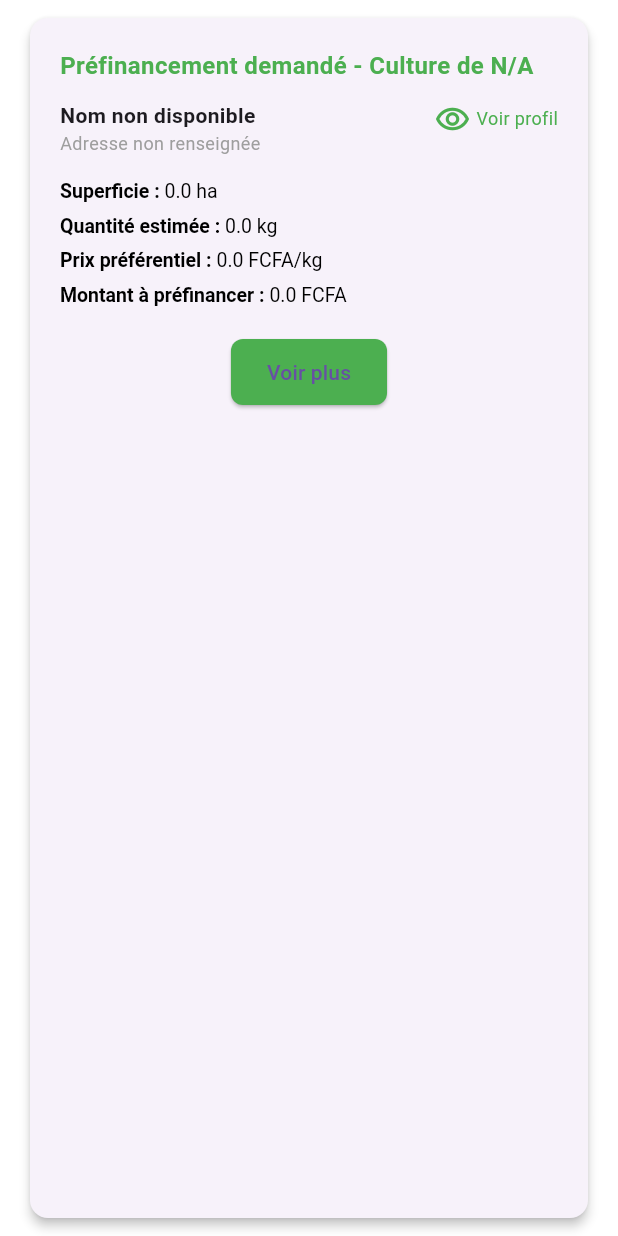
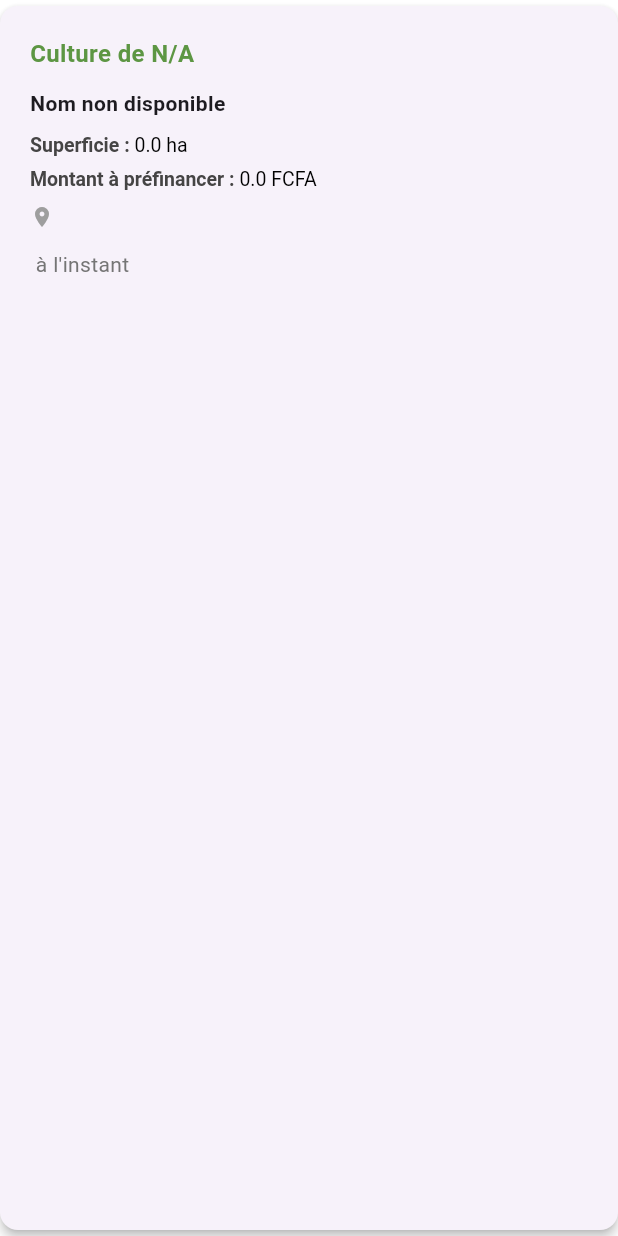
Before and after one commit to Alicheick225/agrobloc_flutter, a Flutter app: the FinancementCard widget shown alone on an empty page, opened directly with empty values, on a phone screen of 412 x 824 dp. Run offline on Flutter 3.47's test engine with Material 3 defaults, Android fonts, the phone set to English and light mode, and no system bars; our stand-ins replace dropdown_search, flutter_local_notifications, flutter_screenutil, geocoding, geolocator, google_maps_flutter and 4 more; missing offline and left inert: jwt_decode; accounts and stored records are empty; network calls fail.

Commit message:
retouche des affichages annonces

```diff
--- a/lib/core/features/Agrobloc/presentations/pagesAcheteurs/homePage.dart
+++ b/lib/core/features/Agrobloc/presentations/pagesAcheteurs/homePage.dart
@@ -186,14 +186,14 @@ class _HomePageState extends State<HomePage> {
                     }
                   },
                   child: const Text(
-                    "Suivant >",
+                    "Suivant ->",
                     style: TextStyle(
                         color: Colors.green, fontWeight: FontWeight.bold),
                   ),
                 ),
               ],
             ),
-            const SizedBox(height: 10),
+            const SizedBox(height: 6),
             SizedBox(
               height: 200,
               child: paginatedAnnonces.isEmpty
@@ -214,7 +214,7 @@ class _HomePageState extends State<HomePage> {
                       },
                     ),
             ),
-            const SizedBox(height: 45),
+            const SizedBox(height: 30),
             Text("Recommandé", style: Theme.of(context).textTheme.titleLarge),
             const SizedBox(height: 5),
             Column(
--- a/lib/core/features/Agrobloc/presentations/widgets/acheteurs/home/financementCard.dart
+++ b/lib/core/features/Agrobloc/presentations/widgets/acheteurs/home/financementCard.dart
@@ -1,5 +1,6 @@
 import 'package:agrobloc/core/features/Agrobloc/data/dataSources/AnnoncePrefinancementService.dart';
 import 'package:agrobloc/core/features/Agrobloc/presentations/widgets/acheteurs/home/detailFinancement.dart';
+import 'package:agrobloc/core/themes/app_colors.dart';
 import 'package:flutter/material.dart';
 import 'package:agrobloc/core/features/Agrobloc/data/models/annoncePrefinancementModel.dart';
 
@@ -13,7 +14,7 @@ class ListePrefinancementsPage extends StatelessWidget {
     return Scaffold(
       appBar: AppBar(
         title: const Text("Préfinancements"),
-        backgroundColor: Colors.green,
+        backgroundColor: AppColors.primaryGreen,
       ),
       body: FutureBuilder<List<AnnoncePrefinancement>>(
         future: service.fetchPrefinancements(),
@@ -49,7 +50,7 @@ class FinancementCard extends StatelessWidget {
   @override
   Widget build(BuildContext context) {
     return Card(
-      margin: const EdgeInsets.symmetric(vertical: 12, horizontal: 20),
+      margin: const EdgeInsets.symmetric(vertical: 4, ),
       elevation: 3,
       shape: RoundedRectangleBorder(borderRadius: BorderRadius.circular(12)),
       child: Padding(
@@ -59,9 +60,9 @@ class FinancementCard extends StatelessWidget {
           children: [
             // Titre principal
             Text(
-              'Préfinancement demandé - Culture de ${data.libelle.isNotEmpty ? data.libelle : "N/A"}',
+              'Culture de ${data.libelle.isNotEmpty ? data.libelle : "N/A"}',
               style: const TextStyle(
-                color: Colors.green,
+                color: AppColors.primaryGreen,
                 fontWeight: FontWeight.bold,
                 fontSize: 16,
               ),
@@ -83,71 +84,47 @@ class FinancementCard extends StatelessWidget {
                           fontSize: 14,
                         ),
                       ),
-                      Text(
-                        data.adresse.isNotEmpty ? data.adresse : "Adresse non renseignée",
-                        style: const TextStyle(
-                          color: Colors.grey,
-                          fontSize: 12,
-                        ),
-                      ),
+
                     ],
                   ),
                 ),
-                InkWell(
-                  onTap: () {
-                    ScaffoldMessenger.of(context).showSnackBar(
-                      const SnackBar(content: Text("Voir profil...")),
-                    );
-                  },
-                  child: Row(
-                    mainAxisSize: MainAxisSize.min,
-                    children: const [
-                      Icon(Icons.remove_red_eye_outlined, color: Colors.green),
-                      SizedBox(width: 4),
-                      Text(
-                        "Voir profil",
-                        style: TextStyle(color: Colors.green, fontSize: 12),
-                      ),
-                    ],
-                  ),
-                ),
+
               ],
             ),
-            const SizedBox(height: 12),
+            const SizedBox(height: 6),
 
             // Détails du financement
             _buildRow("Superficie :", "${data.surface ?? 0} ha"),
-            _buildRow("Quantité estimée :", "${data.quantite ?? 0} kg"),
-            _buildRow("Prix préférentiel :", "${data.prixKgPref ?? 0} FCFA/kg"),
+            //_buildRow("Quantité estimée :", "${data.quantite ?? 0} kg"),
+            //_buildRow("Prix préférentiel :", "${data.prixKgPref ?? 0} FCFA/kg"),
             _buildRow(
                 "Montant à préfinancer :", "${data.montantPref ?? 0} FCFA"),
-            const SizedBox(height: 16),
+            Padding(
+              padding: const EdgeInsets.symmetric(vertical: 4),
+              child: Row(
+                children: [
+                  const Icon(Icons.location_on, color: Colors.grey, size: 16),
+                  const SizedBox(width: 8),
+                  Expanded(
+                    child: Text(
+                      data.adresse ?? 'Adresse non disponible',
+                      style: const TextStyle(fontSize: 13),
+                    ),
+                  ),
+                ],
+              ),
+            ),
+            const SizedBox(height: 8),
+            Text(
+                  ' ${_service.formatDate(data.createdAt)}',
+                style: TextStyle(
+                  color: Colors.grey[600],
+                  fontSize: 14,
+              ),
+            ),
 
             // Bouton Voir plus
-            Center(
-              child: ElevatedButton(
-                style: ElevatedButton.styleFrom(
-                  backgroundColor: Colors.green,
-                  shape: RoundedRectangleBorder(
-                    borderRadius: BorderRadius.circular(8),
-                  ),
-                  padding:
-                      const EdgeInsets.symmetric(horizontal: 24, vertical: 12),
-                ),
-                onPressed: () {
-                  Navigator.push(
-                    context,
-                    MaterialPageRoute(
-                      builder: (_) => FinancementDetailsPage(data: data),
-                    ),
-                  );
-                },
-                child: const Text(
-                  "Voir plus",
-                  style: TextStyle(fontSize: 14),
-                ),
-              ),
-            ),
+
           ],
         ),
       ),
@@ -163,7 +140,7 @@ class FinancementCard extends StatelessWidget {
             TextSpan(
               text: "$label ",
               style: const TextStyle(
-                color: Colors.black,
+                color: Color.fromARGB(255, 69, 68, 68),
                 fontWeight: FontWeight.bold,
                 fontSize: 13,
               ),
@@ -181,3 +158,41 @@ class FinancementCard extends StatelessWidget {
     );
   }
 }
+
+class _service {
+  static String formatDate(DateTime date) {
+    final now = DateTime.now();
+    final difference = now.difference(date);
+
+    final minutes = difference.inMinutes;
+    final hours = difference.inHours;
+    final days = difference.inDays;
+
+    if (minutes < 1) {
+      return 'à l\'instant';
+    } else if (minutes < 60) {
+      return 'il y a $minutes ${minutes == 1 ? 'minute' : 'minutes'}';
+    } else if (hours < 24) {
+      return 'il y a $hours ${hours == 1 ? 'heure' : 'heures'}';
+    } else if (days == 1) {
+      return 'hier';
+    } else if (days < 7) {
+      return 'il y a $days ${days == 1 ? 'jour' : 'jours'}';
+    } else if (days < 14) {
+      return 'il y a 1 semaine';
+    } else if (days < 28) {
+      final weeks = (days / 7).floor();
+      return 'Il y a $weeks semaines';
+    } else {
+      // Format complet: "11 Août 2025"
+      final monthNames = [
+        'Janvier', 'Février', 'Mars', 'Avril', 'Mai', 'Juin',
+        'Juillet', 'Août', 'Septembre', 'Octobre', 'Novembre', 'Décembre'
+      ];
+      final day = date.day;
+      final month = date.month;
+      final year = date.year;
+      return '$day ${monthNames[month - 1]} $year';
+    }
+  }
+}
```
Also changed, not shown: lib/core/features/Agrobloc/presentations/widgets/acheteurs/home/recommande.dart (+27 -27 lines).
